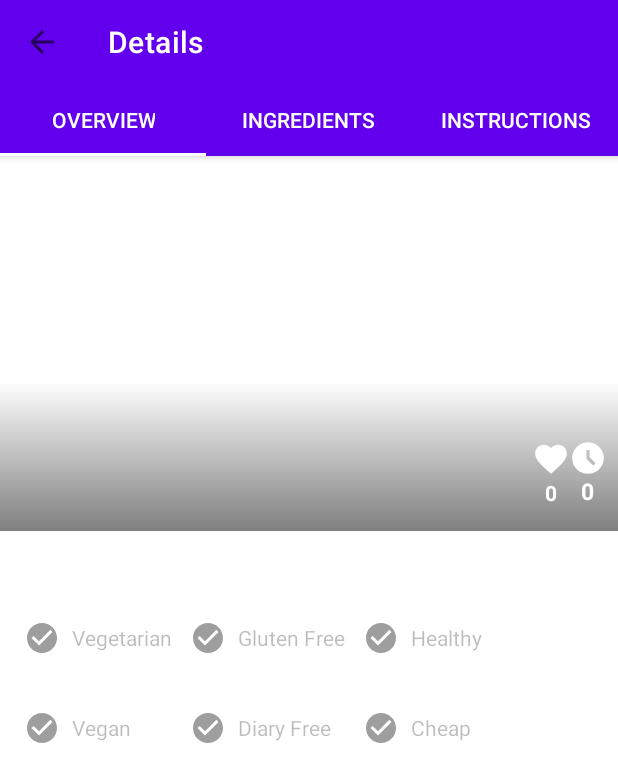
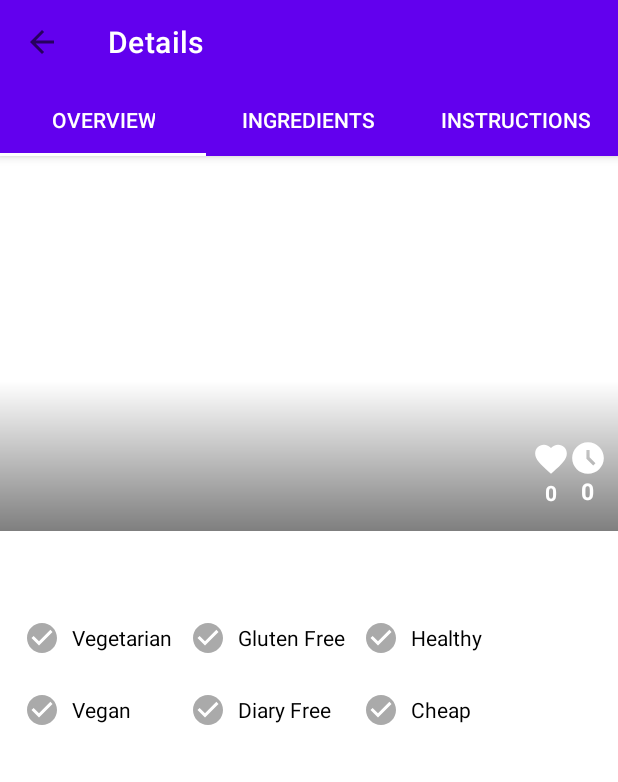
Before and after one commit to dracula151997/Foody, an Android app: the OverviewFragment screen opened directly, with no data from a screen before it, on a phone screen of 412 x 824 dp. Shown: the top 782 px of the screen. Run offline under Robolectric (Android 15) with nearby library versions, the phone set to English and light mode, and no system bars; our stand-ins replace data binding; libraries missing offline, so code that uses them is left out: android.text; 10 statements that could not run were skipped.

Commit message:
set check box not clickable and set custom tint for checked state

```diff
--- /dev/null
+++ b/app/src/main/java/com/tutorial/foody/ui/fragments/overview/OverviewBindingAdapter.kt
@@ -0,0 +1,16 @@
+package com.tutorial.foody.ui.fragments.overview
+
+import android.widget.CheckBox
+import androidx.databinding.BindingAdapter
+
+class OverviewBindingAdapter {
+    companion object {
+        @BindingAdapter("setCheckedAndEnabled")
+        @JvmStatic
+        fun setCheckedAndEnabled(checkBox: CheckBox, value: Boolean) {
+            checkBox.isChecked = value
+            checkBox.isEnabled = value
+            checkBox.isClickable = false
+        }
+    }
+}
--- /dev/null
+++ b/app/src/main/res/color/checked_box_color_selector.xml
@@ -0,0 +1,7 @@
+<?xml version="1.0" encoding="utf-8"?>
+<selector xmlns:android="http://schemas.android.com/apk/res/android">
+    <item android:color="@android:color/darker_gray" android:state_enabled="false"/>
+    <item android:color="@android:color/darker_gray" android:state_checked="false"/>
+    <item android:color="@color/green_500" android:state_checked="true"/>
+
+</selector>
--- a/app/src/main/res/layout/fragment_overview.xml
+++ b/app/src/main/res/layout/fragment_overview.xml
@@ -107,11 +107,11 @@
             android:layout_width="wrap_content"
             android:layout_height="wrap_content"
             android:layout_marginStart="16dp"
+            android:buttonTint="@color/checked_box_color_selector"
             android:layout_marginTop="12dp"
             android:button="@drawable/ic_baseline_check_circle_24"
             android:paddingStart="8dp"
-            android:checked="@{recipe.vegetarian}"
-            android:enabled="false"
+            setCheckedAndEnabled="@{recipe.vegetarian}"
             android:text="@string/vegetarian"
             app:layout_constraintStart_toStartOf="parent"
             app:layout_constraintTop_toBottomOf="@id/recipe_title" />
@@ -120,11 +120,10 @@
             android:id="@+id/vegen_check_box"
             android:layout_width="wrap_content"
             android:layout_height="wrap_content"
-            android:layout_marginTop="12dp"
             android:button="@drawable/ic_baseline_check_circle_24"
             android:paddingStart="8dp"
-            android:checked="@{recipe.vegan}"
-            android:enabled="false"
+            android:buttonTint="@color/checked_box_color_selector"
+            setCheckedAndEnabled="@{recipe.vegan}"
             android:text="@string/vegan"
             app:layout_constraintStart_toStartOf="@+id/vegetarian_check_box"
             app:layout_constraintTop_toBottomOf="@+id/vegetarian_check_box" />
@@ -135,8 +134,8 @@
             android:layout_width="wrap_content"
             android:layout_height="wrap_content"
             android:layout_marginStart="12dp"
-            android:checked="@{recipe.glutenFree}"
-            android:enabled="false"
+            setCheckedAndEnabled="@{recipe.glutenFree}"
+            android:buttonTint="@color/checked_box_color_selector"
             android:button="@drawable/ic_baseline_check_circle_24"
             android:paddingStart="8dp"
             android:text="@string/gluten_free"
@@ -146,16 +145,15 @@
 
         <CheckBox
             android:id="@+id/diary_free_check_box"
+            setCheckedAndEnabled="@{recipe.dairyFree}"
             android:layout_width="wrap_content"
             android:layout_height="wrap_content"
-            android:layout_marginTop="12dp"
-            android:checked="@{recipe.dairyFree}"
             android:button="@drawable/ic_baseline_check_circle_24"
+            android:buttonTint="@color/checked_box_color_selector"
             android:paddingStart="8dp"
-            android:enabled="false"
             android:text="@string/diary_free"
             app:layout_constraintStart_toStartOf="@+id/gluten_free_check_box"
-            app:layout_constraintTop_toBottomOf="@+id/gluten_free_check_box" />
+            app:layout_constraintTop_toTopOf="@+id/vegen_check_box" />
 
 
         <CheckBox
@@ -163,9 +161,9 @@
             android:layout_width="wrap_content"
             android:layout_height="wrap_content"
             android:layout_marginStart="12dp"
-            android:checked="@{recipe.veryHealthy}"
-            android:enabled="false"
+            setCheckedAndEnabled="@{recipe.veryHealthy}"
             android:text="@string/healthy"
+            android:buttonTint="@color/checked_box_color_selector"
             android:button="@drawable/ic_baseline_check_circle_24"
             android:paddingStart="8dp"
             app:layout_constraintStart_toEndOf="@+id/gluten_free_check_box"
@@ -176,9 +174,9 @@
             android:layout_width="wrap_content"
             android:layout_height="wrap_content"
             android:button="@drawable/ic_baseline_check_circle_24"
-            android:checked="@{recipe.cheap}"
-            android:enabled="false"
+            setCheckedAndEnabled="@{recipe.cheap}"
             android:paddingStart="8dp"
+            android:buttonTint="@color/checked_box_color_selector"
             android:text="@string/cheap"
             app:layout_constraintStart_toStartOf="@+id/healthy_check_box"
             app:layout_constraintTop_toTopOf="@+id/diary_free_check_box" />
```
